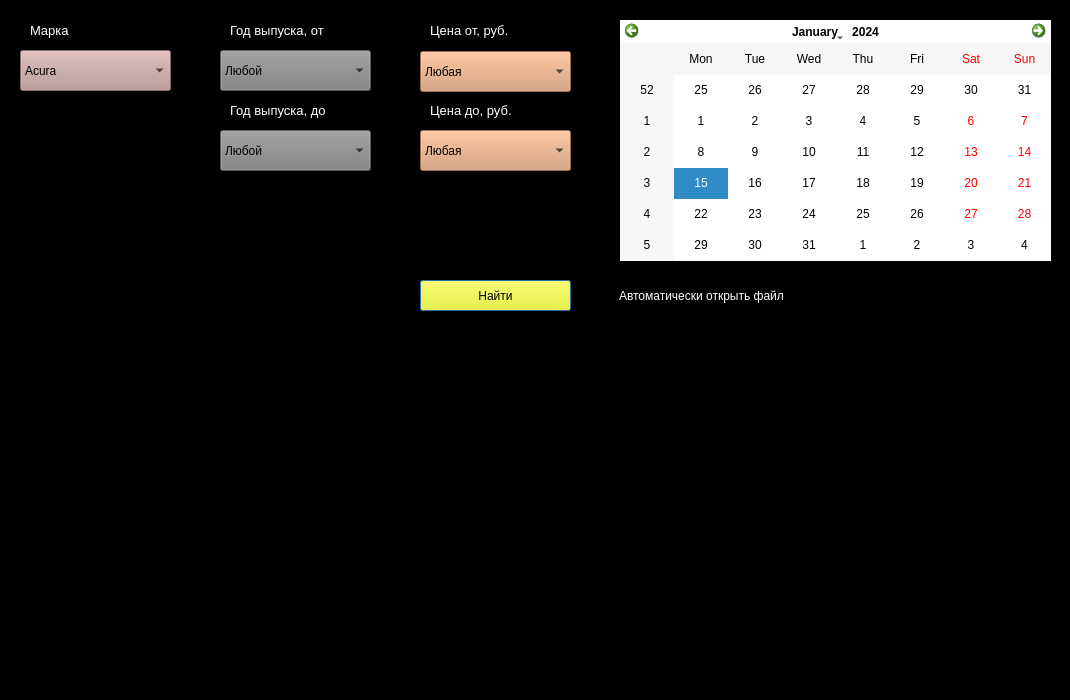
First picture: the form in drom_parser.ui, repository GolovinEasyWin/parser, before the edit.
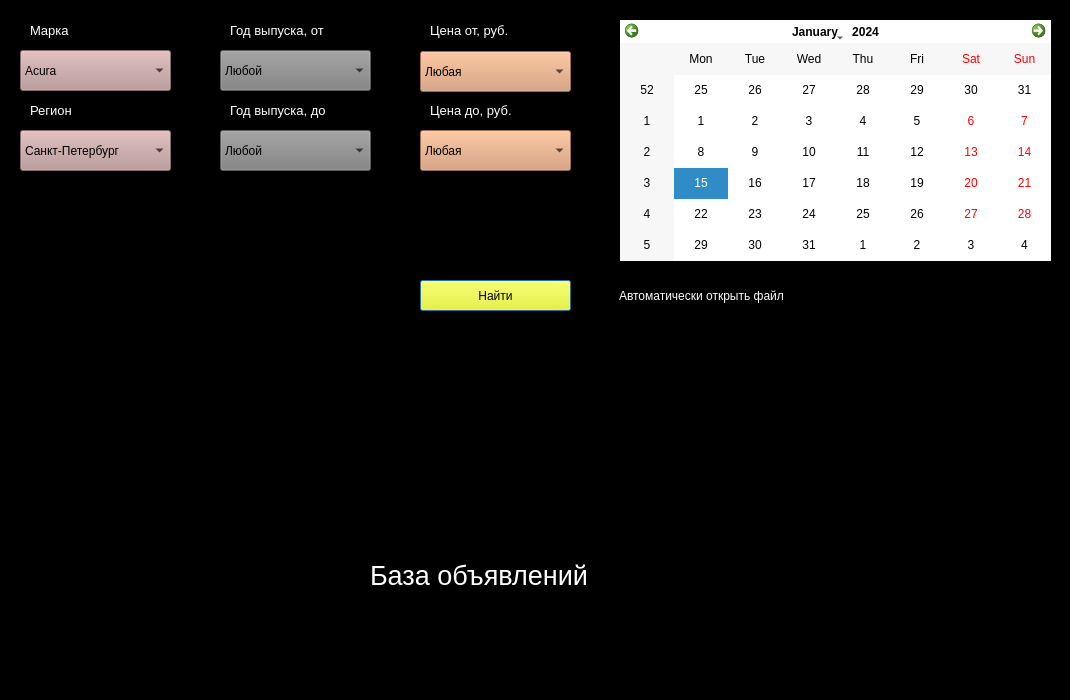
Second picture: the form after the edit. Icons and pictures are not drawn.

Commit message: Add region-comboBox Fix year_from == year_to Fix output duplicate ads

Patch:
```diff
--- a/drom_parser.ui
+++ b/drom_parser.ui
@@ -1355,6 +1355,109 @@
     <pixmap>../../Desktop/drom_log.jpg</pixmap>
    </property>
   </widget>
+  <widget class="QComboBox" name="comboBoxRegion">
+   <property name="geometry">
+    <rect>
+     <x>20</x>
+     <y>130</y>
+     <width>151</width>
+     <height>41</height>
+    </rect>
+   </property>
+   <property name="styleSheet">
+    <string notr="true">background-color: #b89393;</string>
+   </property>
+   <item>
+    <property name="text">
+     <string>Санкт-Петербург</string>
+    </property>
+   </item>
+   <item>
+    <property name="text">
+     <string>Москва</string>
+    </property>
+   </item>
+   <item>
+    <property name="text">
+     <string>Новосибирская область</string>
+    </property>
+   </item>
+   <item>
+    <property name="text">
+     <string>Свердловская область</string>
+    </property>
+   </item>
+   <item>
+    <property name="text">
+     <string>Республика Татарстан</string>
+    </property>
+   </item>
+   <item>
+    <property name="text">
+     <string>Волгоградская область</string>
+    </property>
+   </item>
+   <item>
+    <property name="text">
+     <string>Пермский край</string>
+    </property>
+   </item>
+   <item>
+    <property name="text">
+     <string>Ростовская область</string>
+    </property>
+   </item>
+  </widget>
+  <widget class="QLabel" name="label_8">
+   <property name="geometry">
+    <rect>
+     <x>30</x>
+     <y>100</y>
+     <width>131</width>
+     <height>20</height>
+    </rect>
+   </property>
+   <property name="font">
+    <font>
+     <pointsize>10</pointsize>
+    </font>
+   </property>
+   <property name="styleSheet">
+    <string notr="true">color: white;</string>
+   </property>
+   <property name="text">
+    <string>Регион</string>
+   </property>
+   <property name="scaledContents">
+    <bool>false</bool>
+   </property>
+   <property name="alignment">
+    <set>Qt::AlignLeading|Qt::AlignLeft|Qt::AlignVCenter</set>
+   </property>
+  </widget>
+  <widget class="QLabel" name="progressText">
+   <property name="geometry">
+    <rect>
+     <x>370</x>
+     <y>550</y>
+     <width>341</width>
+     <height>51</height>
+    </rect>
+   </property>
+   <property name="font">
+    <font>
+     <family>Nirmala UI</family>
+     <pointsize>20</pointsize>
+    </font>
+   </property>
+   <property name="styleSheet">
+    <string notr="true">background-color: rgba(255, 255, 255, 0);
+color: white;</string>
+   </property>
+   <property name="text">
+    <string>База объявлений</string>
+   </property>
+  </widget>
  </widget>
  <resources/>
  <connections/>
```
Left out of the diff: 25 changed lines with no effect on the pictures. The commit also changes 3 other files.
